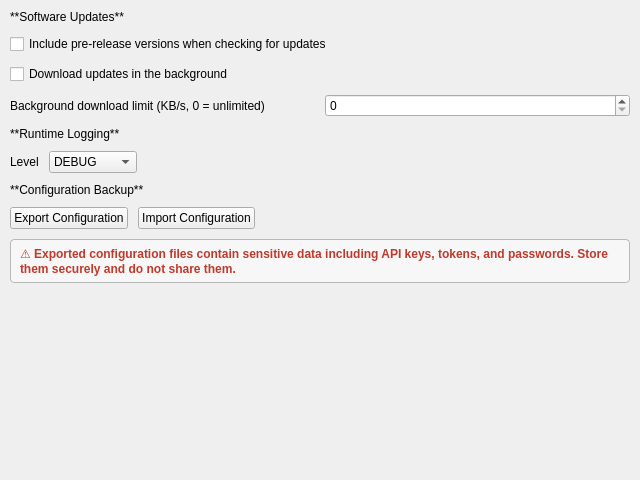
whatsnowplaying/whats-now-playing, file nowplaying/resources/ui/updates.ui: the form before one commit.
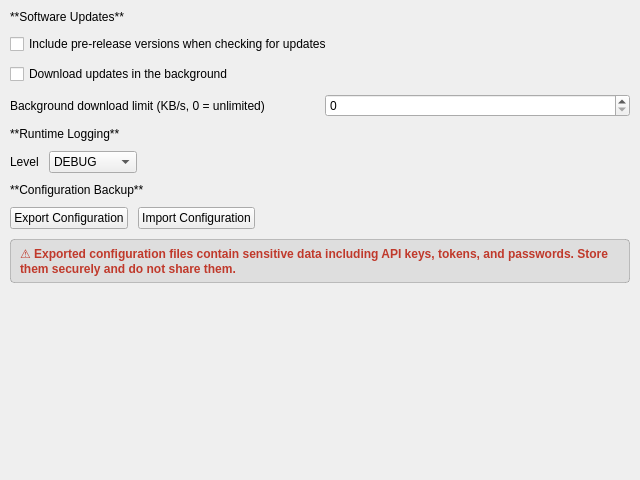
The form after the commit.

Commit message:
fix: replace unreliable QSS palette() with translucent overlay (#1795)
QSS 'palette(alternate-base)'/'palette(mid)' don't reliably track a
live macOS dark-mode switch, leaving the callout boxes added in
text correctly followed the palette to light/white), making the text
unreadable in Dark mode. Use a theme-agnostic translucent gray
overlay instead, which blends with whatever's actually behind it
regardless of palette resolution.

The edit to the form file:
```diff
--- a/nowplaying/resources/ui/updates.ui
+++ b/nowplaying/resources/ui/updates.ui
@@ -204,7 +204,7 @@
 &lt;/body&gt;&lt;/html&gt;</string>
      </property>
      <property name="styleSheet">
-      <string notr="true">background-color: palette(alternate-base); border: 1px solid palette(mid); border-radius: 4px; padding: 6px;</string>
+      <string notr="true">background-color: rgba(128, 128, 128, 40); border: 1px solid rgba(128, 128, 128, 110); border-radius: 4px; padding: 6px;</string>
      </property>
      <property name="wordWrap">
       <bool>true</bool>
```
The commit also changes 4 other files.
